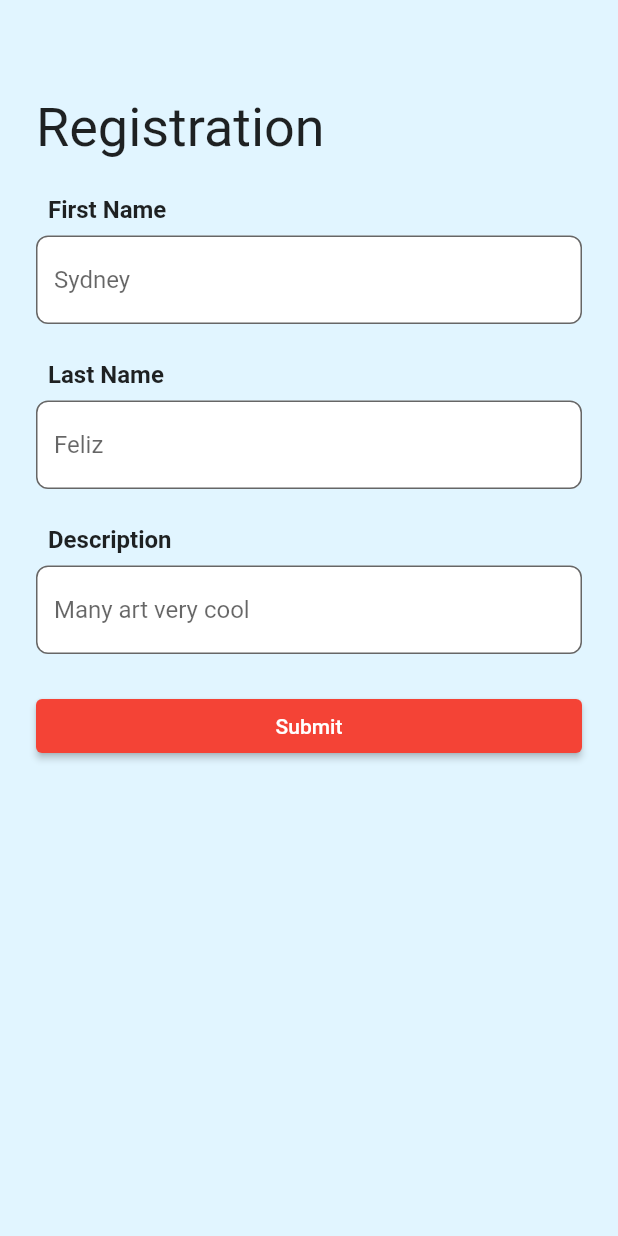
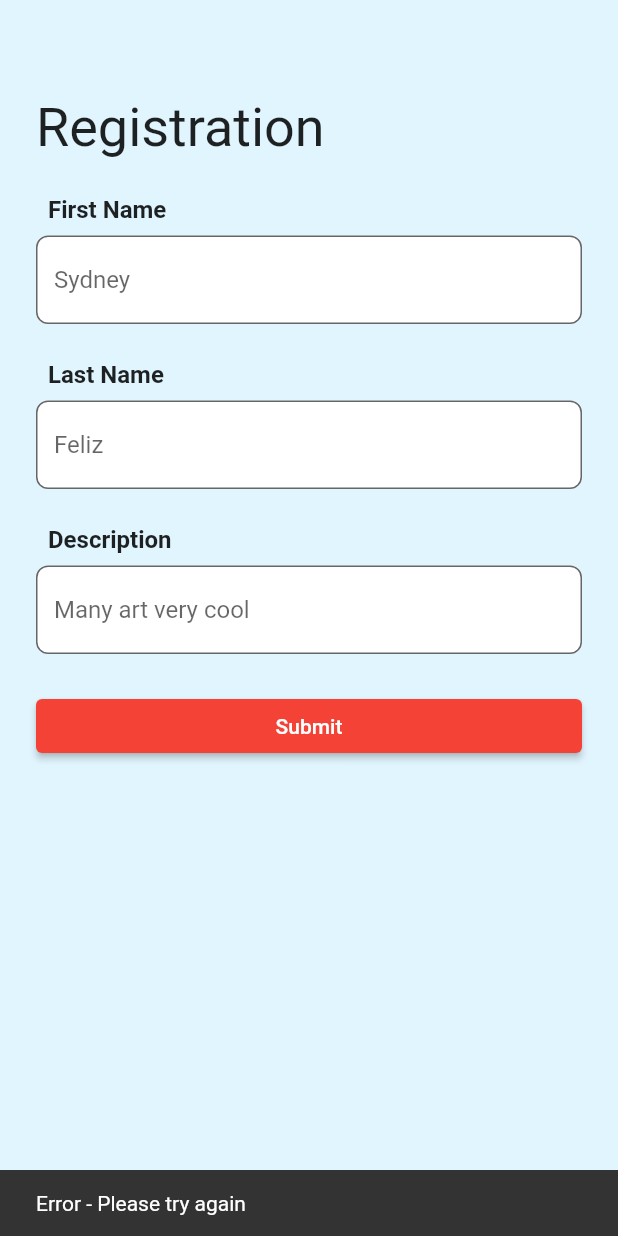
Before and after one commit to GWCBaltimoreBeloved/art-portfolio-flutter, a Flutter app: the ArtistRegistrationPage screen opened by its route, after a tap on "Submit", on a phone screen of 412 x 824 dp. Run offline on Flutter 3.47's test engine with Material 2 defaults, Android fonts, the light colour scheme and no system bars; our stand-ins replace cloud_firestore, firebase_core, flutter_riverpod, go_router; accounts and stored records are empty.

Commit message:
show error snackbar if add user fails

```diff
--- /dev/null
+++ b/lib/common/error_snackbar.dart
@@ -0,0 +1,7 @@
+import 'package:flutter/material.dart';
+
+void showErrorSnackbar(BuildContext context) {
+  ScaffoldMessenger.of(context).showSnackBar(SnackBar(
+    content: Text("Error - Please try again"),
+  ));
+}
--- a/lib/common/form_text_input.dart
+++ b/lib/common/form_text_input.dart
@@ -3,11 +3,13 @@ import 'package:flutter/material.dart';
 class FormTextInput extends StatelessWidget {
   final String label;
   final String hintText;
+  final int minLines;
   final Function(String value) onChanged;
 
   const FormTextInput({
     required this.label,
     required this.hintText,
+    this.minLines = 1,
     required this.onChanged,
     Key? key,
   }) : super(key: key);
@@ -29,6 +31,9 @@ class FormTextInput extends StatelessWidget {
         ),
         SizedBox(height: 8),
         TextField(
+          onChanged: onChanged,
+          minLines: minLines,
+          maxLines: 10,
           decoration: InputDecoration(
             hintText: hintText,
             filled: true,
@@ -37,7 +42,6 @@ class FormTextInput extends StatelessWidget {
               borderRadius: BorderRadius.circular(8),
             ),
           ),
-          onChanged: onChanged,
         ),
       ],
     );
--- a/lib/pages/artist_registration/artist_registration_page.dart
+++ b/lib/pages/artist_registration/artist_registration_page.dart
@@ -1,7 +1,9 @@
+import 'package:art_portfolio_flutter/common/error_snackbar.dart';
 import 'package:art_portfolio_flutter/common/form_text_input.dart';
 import 'package:art_portfolio_flutter/pages/artist_registration/artist_registration_provider.dart';
 import 'package:flutter/material.dart';
 import 'package:flutter_riverpod/flutter_riverpod.dart';
+import 'package:go_router/go_router.dart';
 
 class ArtistRegistrationPage extends ConsumerWidget {
   const ArtistRegistrationPage({Key? key}) : super(key: key);
@@ -95,7 +97,14 @@ class _SubmitButton extends ConsumerWidget {
 
     return ElevatedButton(
       child: Text('Submit'),
-      onPressed: () => provider.submit(),
+      onPressed: () async {
+        final user = await provider.submit();
+        if (user == null) {
+          GoRouter.of(context).pop(context);
+        } else {
+          showErrorSnackbar(context);
+        }
+      },
     );
   }
 }
--- a/lib/pages/artist_registration/artist_registration_provider.dart
+++ b/lib/pages/artist_registration/artist_registration_provider.dart
@@ -28,8 +28,8 @@ class ArtistRegistrationProvider extends ChangeNotifier {
     _newUser = _newUser.copyWith(description: value);
   }
 
-  Future<void> submit() async {
-    UserRepository.instance.addUser(
+  Future<User?> submit() async {
+    return UserRepository.instance.addUser(
       _newUser,
     );
   }
--- a/lib/pages/developer/developer_page.dart
+++ b/lib/pages/developer/developer_page.dart
@@ -35,6 +35,12 @@ class DeveloperPage extends ConsumerWidget {
                 MyRouter.routes.artistList,
               ),
             ),
+            ElevatedButton(
+              child: Text('Art List Page'),
+              onPressed: () => GoRouter.of(context).push(
+                MyRouter.routes.artList,
+              ),
+            ),
           ],
         ),
       ),
--- a/lib/repository/user/user_repository.dart
+++ b/lib/repository/user/user_repository.dart
@@ -18,23 +18,23 @@ class UserRepository extends BaseRepository {
             toFirestore: (item, _) => item.toJson(),
           );
 
-  Future<void> addUser(User user) async {
-    return usersRef
-        .add(user)
-        .then((value) => log("User Added"))
-        .catchError((error) => log("Failed to add user: $error"));
+  Future<User?> addUser(User user) async {
+    try {
+      final response = await usersRef.add(user);
+      log("User Added Successfully");
+      final data = response.get().then((value) => value.data());
+      return data;
+    } catch (e) {
+      log("Error - Failed to add user with error: $e");
+    }
   }
 
-  Future<List<User>> getUsers() async {
-    final userSnapshots =
-        await usersRef.get().then((snapshot) => snapshot.docs);
-    return userSnapshots.map((e) => e.data()).toList();
+  Future<List<User>?> getUsers() async {
+    try {
+      final snapshots = await usersRef.get();
+      return snapshots.docs.map((e) => e.data()).toList();
+    } catch (e) {
+      log('error getting users: $e');
+    }
   }
 }
-
-class ApiResponse<T> {
-  final T? value;
-  final String? error;
-
-  ApiResponse(this.value, this.error);
-}
```
Also changed, not shown: 2 other files.
